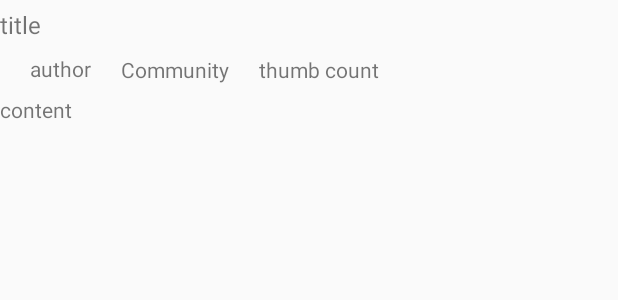
After one commit to kitotoki213/MyForum, an Android app: the layout recycler_item_home_fragment_comment.xml on its own in the app's theme, with its tools: preview values and no code run, on a phone screen of 412 x 824 dp. The commit adds this screen. Shown: the top 300 px of the screen. Run offline under Robolectric (Android 15) with nearby library versions, the light colour scheme and no system bars.

Commit message:
use RecyclerView to show comment list.

```diff
--- a/app/src/main/java/com/example/myforum/adapter/AdapterHomeFragment.kt
+++ b/app/src/main/java/com/example/myforum/adapter/AdapterHomeFragment.kt
@@ -5,6 +5,7 @@ import androidx.fragment.app.FragmentActivity
 import androidx.viewpager2.adapter.FragmentStateAdapter
 import com.example.myforum.FragmentTab
 
+// ViewPager adapter
 class AdapterHomeFragment(fragmentActivity: FragmentActivity, private val fragmentList: List<Fragment>): FragmentStateAdapter(fragmentActivity) {
     override fun getItemCount(): Int = fragmentList.size
 
--- /dev/null
+++ b/app/src/main/res/layout/recycler_item_home_fragment_comment.xml
@@ -0,0 +1,86 @@
+<?xml version="1.0" encoding="utf-8"?>
+<androidx.constraintlayout.widget.ConstraintLayout xmlns:android="http://schemas.android.com/apk/res/android"
+    xmlns:app="http://schemas.android.com/apk/res-auto"
+    android:paddingTop="5dp"
+    android:paddingBottom="5dp"
+    android:layout_width="match_parent"
+    android:layout_height="wrap_content">
+
+    <TextView
+        android:id="@+id/tvCommentTitle"
+        android:layout_width="wrap_content"
+        android:layout_height="wrap_content"
+        android:text="title"
+        android:textSize="16sp"
+        app:layout_constraintLeft_toLeftOf="parent"
+        app:layout_constraintTop_toTopOf="parent" />
+
+    <ImageView
+        android:id="@+id/ivCommentAuthor"
+        android:layout_width="20dp"
+        android:layout_height="20dp"
+        android:layout_marginRight="@dimen/recycler_item_home_fragment_comment_right"
+        android:layout_marginTop="@dimen/recycler_item_home_fragment_comment_top"
+        app:layout_constraintLeft_toLeftOf="parent"
+        app:layout_constraintTop_toBottomOf="@id/tvCommentTitle"
+        app:tint="@color/black" />
+
+    <TextView
+        android:id="@+id/tvCommentAuthor"
+        android:layout_width="wrap_content"
+        android:layout_height="wrap_content"
+        android:text="author"
+        android:layout_marginRight="@dimen/recycler_item_home_fragment_comment_right"
+        app:layout_constraintBottom_toBottomOf="@id/ivCommentAuthor"
+        app:layout_constraintLeft_toRightOf="@id/ivCommentAuthor"
+        app:layout_constraintTop_toTopOf="@id/ivCommentAuthor" />
+
+    <ImageView
+        android:id="@+id/ivCommunity"
+        android:layout_width="20dp"
+        android:layout_height="20dp"
+        android:layout_marginRight="@dimen/recycler_item_home_fragment_comment_right"
+        app:layout_constraintBottom_toBottomOf="@id/tvCommentAuthor"
+        app:layout_constraintLeft_toRightOf="@id/tvCommentAuthor"
+        app:layout_constraintTop_toTopOf="@id/tvCommentAuthor"
+        app:tint="@color/black"></ImageView>
+
+    <TextView
+        android:id="@+id/tvCommunity"
+        android:layout_width="wrap_content"
+        android:layout_height="wrap_content"
+        android:text="Community"
+        android:layout_marginRight="@dimen/recycler_item_home_fragment_comment_right"
+        app:layout_constraintBottom_toBottomOf="@id/ivCommunity"
+        app:layout_constraintLeft_toRightOf="@id/ivCommunity"
+        app:layout_constraintTop_toTopOf="@id/ivCommunity" />
+
+    <ImageView
+        android:id="@+id/ivThumbcount"
+        android:layout_width="20dp"
+        android:layout_height="20dp"
+        android:layout_marginRight="@dimen/recycler_item_home_fragment_comment_right"
+        app:layout_constraintBottom_toBottomOf="@id/tvCommunity"
+        app:layout_constraintLeft_toRightOf="@id/tvCommunity"
+        app:layout_constraintTop_toTopOf="@id/tvCommunity" />
+
+    <TextView
+        android:id="@+id/tvThumcount"
+        android:layout_width="wrap_content"
+        android:layout_height="wrap_content"
+        android:text="thumb count"
+        android:layout_marginRight="@dimen/recycler_item_home_fragment_comment_right"
+        app:layout_constraintLeft_toRightOf="@id/ivThumbcount"
+        app:layout_constraintTop_toBottomOf="@+id/ivThumbcount"
+        app:layout_constraintTop_toTopOf="@id/ivThumbcount" />
+
+    <TextView
+        android:id="@+id/tvContent"
+        android:layout_width="match_parent"
+        android:layout_height="wrap_content"
+        android:text="content"
+        android:layout_marginTop="@dimen/recycler_item_home_fragment_comment_top"
+        app:layout_constraintLeft_toLeftOf="parent"
+        app:layout_constraintTop_toBottomOf="@id/ivCommentAuthor" />
+
+</androidx.constraintlayout.widget.ConstraintLayout>
--- a/app/src/main/res/values/dimens.xml
+++ b/app/src/main/res/values/dimens.xml
@@ -2,5 +2,10 @@
 <resources>
 
     <!--    fragment_home.xml-->
-    <dimen name="fragment_home_TextView_margin_left">20dp</dimen>
+    <dimen name="fragment_home_TextView_margin_left">15dp</dimen>
+
+    <!--    recycler_item_home_fragment_comment-->
+    <dimen name="recycler_item_home_fragment_comment_top">8dp</dimen>
+    <dimen name="recycler_item_home_fragment_comment_right">8dp</dimen>
+
 </resources>
```
Also changed, not shown: app/src/main/java/com/example/myforum/adapter/AdapterHomeFragmentComment.kt (added, +43 -0 lines), app/src/main/java/com/example/myforum/fragment/HomeFragment.kt (+18 -0 lines), app/src/main/res/layout/fragment_home.xml (+9 -0 lines).
